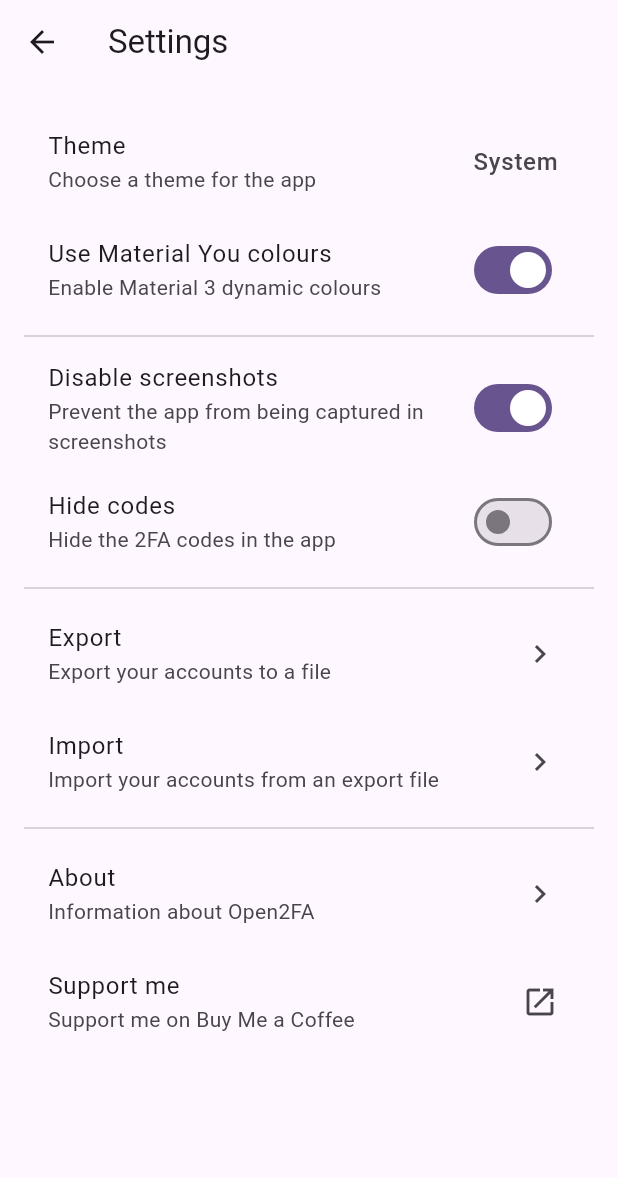
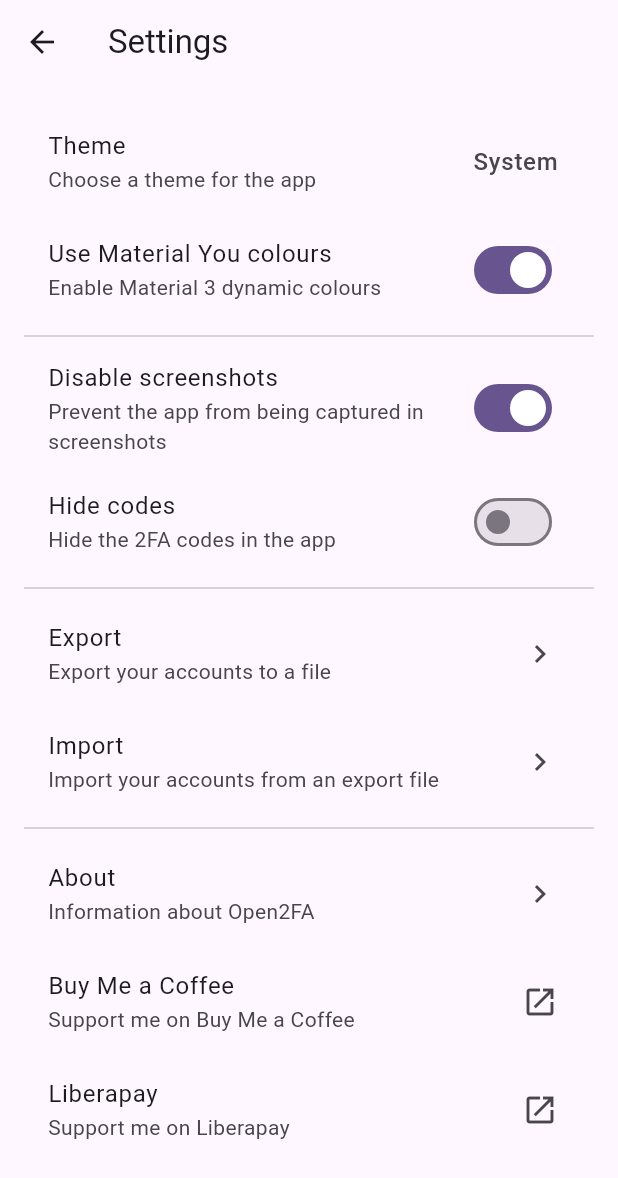
Before and after one commit to XTREME1738/Open2FA, a Flutter app: the SettingsPage screen opened directly, on a phone screen of 412 x 824 dp. Shown: the top 1178 px of the screen. Run offline on Flutter 3.47's test engine with Material 3 defaults, Android fonts, the light colour scheme and no system bars; drawn by our look-alikes of dynamic_color; our stand-ins replace file_picker, flutter_riverpod, flutter_secure_storage, local_auth, logger, package_info_plus and 2 more; missing offline and left inert: base32, cryptography, hashlib, no_screenshot, otp, sqlcipher_flutter_libs and 1 more; accounts and stored records are empty; statements that could not run were skipped.

Commit message:
add liberapay

```diff
--- a/i18n/en_gb.json
+++ b/i18n/en_gb.json
@@ -168,6 +168,8 @@
 	"settings.about.fdroid_desc": "View the app page on F-Droid",
 	"settings.about.gplay": "Google Play Store",
 	"settings.about.gplay_desc": "View the app page on the t${settings.about.gplay}",
-	"settings.about.support": "Support me",
-	"settings.about.support_desc": "Support me on Buy Me a Coffee"
+	"settings.about.bmc": "Buy Me a Coffee",
+	"settings.about.bmc_desc": "Support me on t${settings.about.bmc}",
+	"settings.about.lp": "Liberapay",
+	"settings.about.lp_desc": "Support me on t${settings.about.lp}"
 }
--- a/lib/pages/settings/settings.dart
+++ b/lib/pages/settings/settings.dart
@@ -348,11 +348,23 @@ class _SettingsPageState extends ConsumerState<SettingsPage> {
               shape: RoundedRectangleBorder(
                 borderRadius: BorderRadius.circular(8),
               ),
-              title: Text(t('settings.about.support')),
-              subtitle: Text(t('settings.about.support_desc')),
+              title: Text(t('settings.about.bmc')),
+              subtitle: Text(t('settings.about.bmc_desc')),
               trailing: Icon(Icons.open_in_new),
               onTap: () {
                 final url = 'https://www.buymeacoffee.com/xtremedev';
+                launchUrlString(url);
+              },
+            ),
+            ListTile(
+              shape: RoundedRectangleBorder(
+                borderRadius: BorderRadius.circular(8),
+              ),
+              title: Text(t('settings.about.lp')),
+              subtitle: Text(t('settings.about.lp_desc')),
+              trailing: Icon(Icons.open_in_new),
+              onTap: () {
+                final url = 'https://www.liberapay.com/XTREME';
                 launchUrlString(url);
               },
             ),
```
Also changed, not shown: 1 other file.
